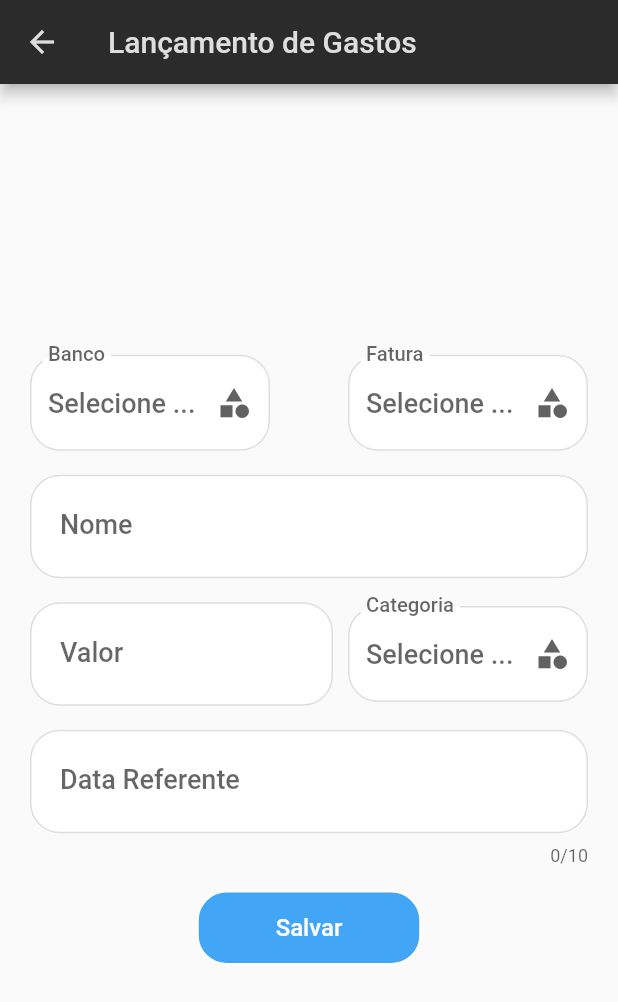
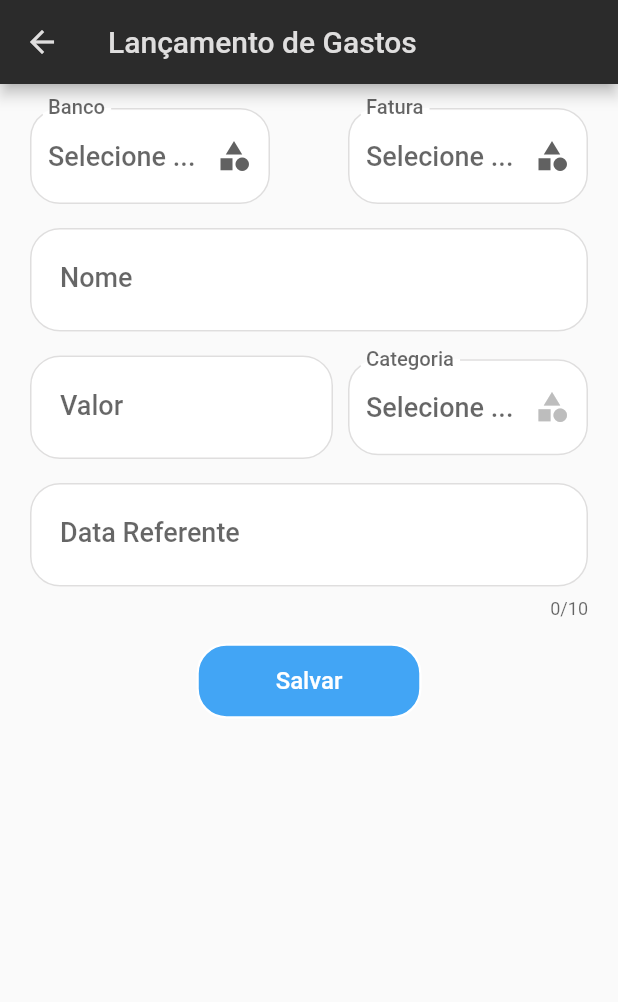
Before and after one commit to cleiton016/app_gestao_de_gastos, a Flutter app: the GastoPage screen opened by its route, on a phone screen of 412 x 824 dp. Shown: the top 1002 px of the screen. Run offline on Flutter 3.47's test engine with Material 2 defaults, Android fonts, the light colour scheme and no system bars; our stand-ins replace dio, get, google_fonts, mask_text_input_formatter, percent_indicator; network calls fail.

```diff
--- a/lib/modules/gasto/gasto_page.dart
+++ b/lib/modules/gasto/gasto_page.dart
@@ -25,6 +25,7 @@ class GastoPage extends GetView<GastoController> {
         appBar: AppBar(title: const Text('Lançamento de Gastos'),),
         body: Padding(
           padding: const EdgeInsets.fromLTRB(20, 16, 20, 16),
+          child: SingleChildScrollView(
             child: Column(
               mainAxisAlignment: MainAxisAlignment.center,
               children: [
@@ -70,7 +71,7 @@ class GastoPage extends GetView<GastoController> {
                       child: inputDropdow(
                         label: "Categoria",
                         varText: categoria,
-                      arrayItens: ["Alimentação", "Outros"]
+                        arrayItens: []
                       ),
                     )
                   ],
@@ -134,6 +135,7 @@ class GastoPage extends GetView<GastoController> {
                   ],
                 ),
               ],
+            ),
           ),
         ),
     );
```
Lines whose indentation alone changed are shown as unchanged.
